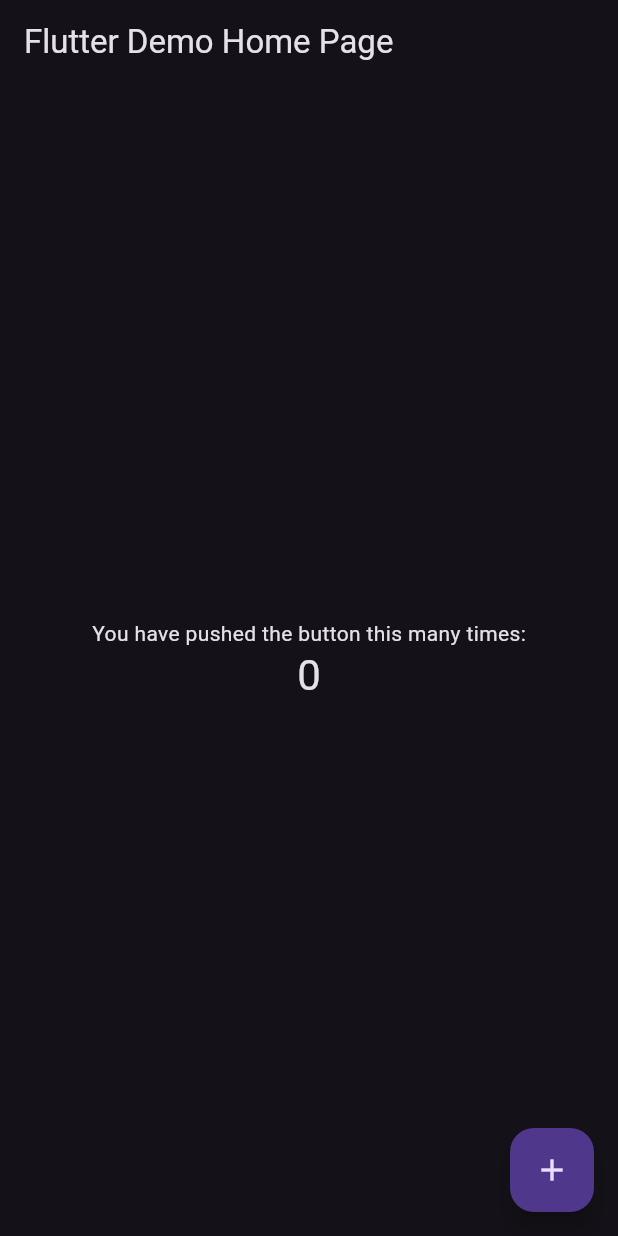
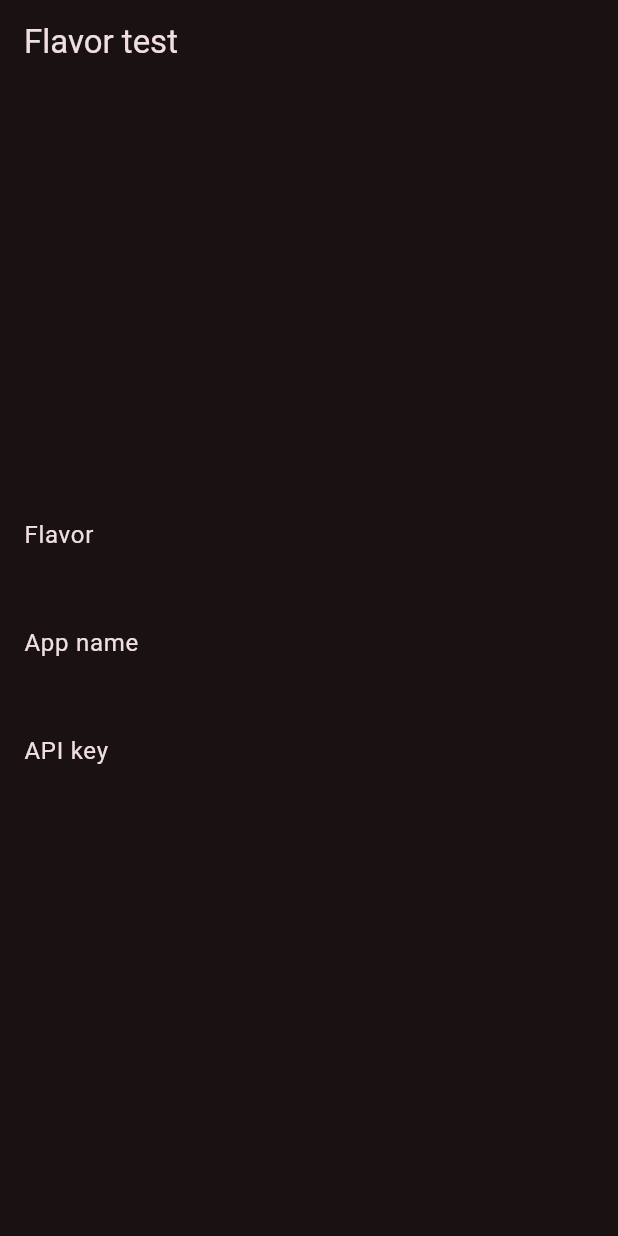
Before and after one commit to leancodepl/poc-deeplinking-flavors-provider, a Flutter app: the screen it shows after launch, on a phone screen of 412 x 824 dp. Run offline on Flutter 3.47's test engine with Material 2 defaults, Android fonts, the light colour scheme and no system bars.

Commit message:
Display flavor config on home page

```diff
--- /dev/null
+++ b/config_flavors/lib/app_config.dart
@@ -0,0 +1,4 @@
+const flavorName = String.fromEnvironment('FLAVOR_NAME');
+const appName = String.fromEnvironment('APP_NAME');
+const apiKey = String.fromEnvironment('API_KEY');
+const feature1Enabled = bool.fromEnvironment('FEATURE_1_ENABLED');
--- /dev/null
+++ b/config_flavors/lib/features/home/home_page.dart
@@ -0,0 +1,39 @@
+import 'package:config_flavors/app_config.dart' as AppConfig;
+import 'package:flutter/material.dart';
+
+class HomePage extends StatelessWidget {
+  const HomePage({super.key});
+
+  @override
+  Widget build(BuildContext context) {
+    return Scaffold(
+      appBar: AppBar(
+        title: const Text('Flavor test'),
+      ),
+      body: Center(
+        child: Column(
+          mainAxisAlignment: MainAxisAlignment.center,
+          children: [
+            const ListTile(
+              title: Text('Flavor'),
+              subtitle: Text(AppConfig.flavorName),
+            ),
+            const ListTile(
+              title: Text('App name'),
+              subtitle: Text(AppConfig.appName),
+            ),
+            const ListTile(
+              title: Text('API key'),
+              subtitle: Text(AppConfig.apiKey),
+            ),
+            if (AppConfig.feature1Enabled)
+              ElevatedButton(
+                onPressed: () {},
+                child: const Text('Go to feature 1'),
+              ),
+          ],
+        ),
+      ),
+    );
+  }
+}
--- a/config_flavors/lib/main.dart
+++ b/config_flavors/lib/main.dart
@@ -1,3 +1,4 @@
+import 'package:config_flavors/features/home/home_page.dart';
 import 'package:flutter/material.dart';
 
 void main() {
@@ -11,59 +12,14 @@ class MyApp extends StatelessWidget {
   Widget build(BuildContext context) {
     return MaterialApp(
       title: 'Flutter Demo',
-      theme: ThemeData(
+      theme: ThemeData.from(
         useMaterial3: true,
-        primarySwatch: Colors.amber,
-        brightness: Brightness.dark,
+        colorScheme: ColorScheme.fromSeed(
+          seedColor: Colors.pink,
+          brightness: Brightness.dark,
+        ),
       ),
-      home: const MyHomePage(title: 'Flutter Demo Home Page'),
+      home: const HomePage(),
     );
   }
 }
-
-class MyHomePage extends StatefulWidget {
-  const MyHomePage({super.key, required this.title});
-
-  final String title;
-
-  @override
-  State<MyHomePage> createState() => _MyHomePageState();
-}
-
-class _MyHomePageState extends State<MyHomePage> {
-  int _counter = 0;
-
-  void _incrementCounter() {
-    setState(() {
-      _counter++;
-    });
-  }
-
-  @override
-  Widget build(BuildContext context) {
-    return Scaffold(
-      appBar: AppBar(
-        title: Text(widget.title),
-      ),
-      body: Center(
-        child: Column(
-          mainAxisAlignment: MainAxisAlignment.center,
-          children: <Widget>[
-            const Text(
-              'You have pushed the button this many times:',
-            ),
-            Text(
-              '$_counter',
-              style: Theme.of(context).textTheme.headline4,
-            ),
-          ],
-        ),
-      ),
-      floatingActionButton: FloatingActionButton(
-        onPressed: _incrementCounter,
-        tooltip: 'Increment',
-        child: const Icon(Icons.add),
-      ),
-    );
-  }
-}
```
